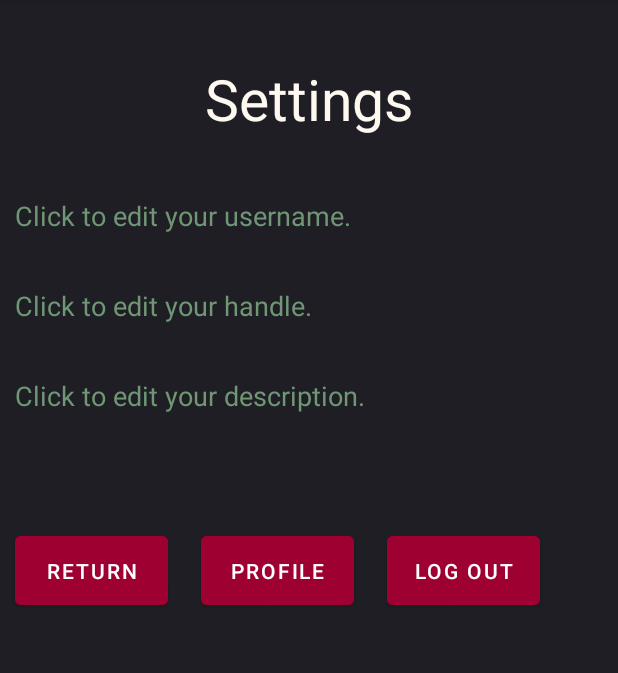
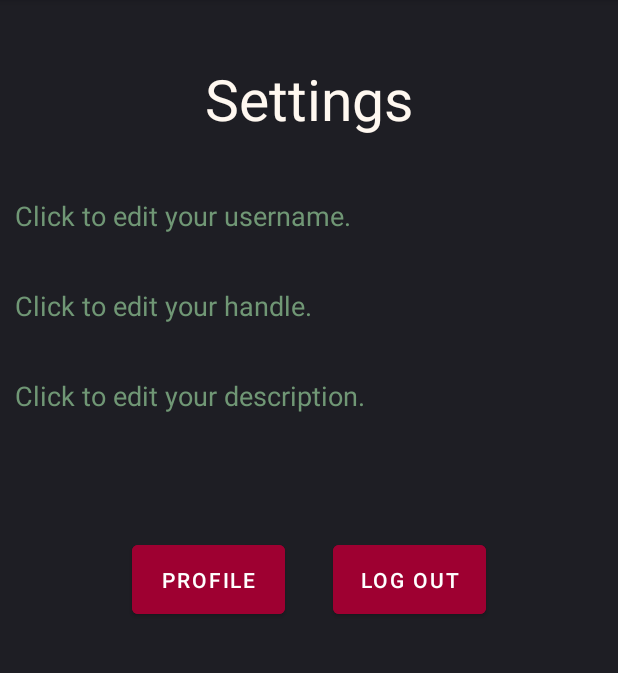
Before and after one commit to MingHaoC/COMP4200, an Android app: the SettingsActivity screen opened directly, with no data from a screen before it, on a phone screen of 412 x 824 dp, the part 84-757 px from its top. Run offline under Robolectric (Android 15) with nearby library versions, the phone set to English and light mode, and no system bars; our stand-ins replace Firebase (no records; nobody signed in at launch, a user with empty details on screens opened directly).

Commit message:
made some ui changes/fixes

```diff
--- a/app/src/main/java/com/example/comp4200/ProfileActivity.java
+++ b/app/src/main/java/com/example/comp4200/ProfileActivity.java
@@ -97,10 +97,6 @@ public class ProfileActivity extends AppCompatActivity {
                 followUser(currentUser.getUid(), userId);
 
         });
-
-        // Go to timeline from profile
-        returnButton = findViewById(R.id.profile_return);
-        returnButton.setOnClickListener(view -> startActivity(new Intent(view.getContext(), TimelineActivity.class)));
 
         postedTweetsButton = findViewById(R.id.profile_postedTweets);
         postedTweetsButton.setOnClickListener(new View.OnClickListener() {  //TODO: doesn't distinguish between liked/posted tweets yet
--- a/app/src/main/java/com/example/comp4200/SettingsActivity.java
+++ b/app/src/main/java/com/example/comp4200/SettingsActivity.java
@@ -29,7 +29,6 @@ public class SettingsActivity extends AppCompatActivity {
     EditText handleText;
     EditText descriptionText;
     Button logoutButton;
-    Button returnButton;
     Button profileButton;
     private User currentUser;
     Button usernameSubmit;
@@ -64,10 +63,6 @@ public class SettingsActivity extends AppCompatActivity {
         });
 
         logoutButton.setOnClickListener(view -> new AuthenticationServiceImpl().logout(getApplicationContext()));
-
-        // Return to timeline from settings menu
-        returnButton = findViewById(R.id.settings_return);
-        returnButton.setOnClickListener(view -> startActivity(new Intent(view.getContext(), TimelineActivity.class)));
 
         // Go to your own profile from the settings menu
         profileButton = findViewById(R.id.settings_profile);
--- a/app/src/main/res/layout/activity_settings.xml
+++ b/app/src/main/res/layout/activity_settings.xml
@@ -5,7 +5,8 @@
     android:layout_width="match_parent"
     android:layout_height="match_parent"
     android:background="#1E1E24"
-    tools:context=".SettingsActivity">
+    tools:context=".SettingsActivity"
+    tools:layout_editor_absoluteY="81dp">
 
     <TextView
         android:id="@+id/textView2"
@@ -127,12 +128,12 @@
 
             <EditText
                 android:id="@+id/edit_name"
-                android:layout_width="wrap_content"
-                android:layout_height="match_parent"
+                android:layout_width="match_parent"
+                android:layout_height="wrap_content"
                 android:backgroundTint="#726DA8"
                 android:hint="Your new username..."
                 android:inputType="textPersonName"
-                android:textAlignment="center"
+                android:textAlignment="gravity"
                 android:textColor="#FFF8F0"
                 android:textColorHint="#709775" />
 
@@ -143,22 +144,12 @@
         android:id="@+id/logout_button"
         android:layout_width="102dp"
         android:layout_height="58dp"
-        android:layout_marginTop="50dp"
+        android:layout_marginTop="56dp"
+        android:layout_marginEnd="88dp"
         android:backgroundTint="#9E0031"
         android:text="Log out"
-        app:layout_constraintEnd_toEndOf="@id/edit_description_submit"
-        app:layout_constraintTop_toBottomOf="@+id/description_switcher" />
-
-    <Button
-        android:id="@+id/settings_return"
-        android:layout_width="102dp"
-        android:layout_height="58dp"
-        android:layout_marginStart="10dp"
-        android:layout_marginTop="50dp"
-        android:backgroundTint="#9E0031"
-        android:text="Return"
-        app:layout_constraintStart_toStartOf="parent"
-        app:layout_constraintTop_toBottomOf="@+id/description_switcher" />
+        app:layout_constraintEnd_toEndOf="parent"
+        app:layout_constraintTop_toBottomOf="@+id/edit_description_submit" />
 
     <Button
         android:id="@+id/edit_name_submit"
@@ -167,7 +158,7 @@
         android:layout_marginStart="10dp"
         android:backgroundTint="#9E0031"
         android:onClick="submitEditUser"
-        android:text="@string/submit"
+        android:text="@string/save"
         android:visibility="invisible"
         app:layout_constraintBottom_toBottomOf="@id/name_switcher"
         app:layout_constraintStart_toEndOf="@+id/name_switcher" />
@@ -179,7 +170,7 @@
         android:layout_marginStart="10dp"
         android:backgroundTint="#9E0031"
         android:onClick="submitEditUser"
-        android:text="@string/submit"
+        android:text="@string/save"
         android:visibility="invisible"
         app:layout_constraintBottom_toBottomOf="@id/handle_switcher"
         app:layout_constraintStart_toEndOf="@+id/handle_switcher" />
@@ -191,7 +182,7 @@
         android:layout_marginStart="10dp"
         android:backgroundTint="#9E0031"
         android:onClick="submitEditUser"
-        android:text="@string/submit"
+        android:text="@string/save"
         android:visibility="invisible"
         app:layout_constraintBottom_toBottomOf="@id/description_switcher"
         app:layout_constraintStart_toEndOf="@+id/description_switcher" />
@@ -200,12 +191,10 @@
         android:id="@+id/settings_profile"
         android:layout_width="102dp"
         android:layout_height="58dp"
-        android:layout_marginStart="21dp"
-        android:layout_marginTop="50dp"
-        android:layout_marginEnd="21dp"
+        android:layout_marginStart="88dp"
+        android:layout_marginTop="56dp"
         android:backgroundTint="#9E0031"
         android:text="Profile"
-        app:layout_constraintEnd_toStartOf="@+id/logout_button"
-        app:layout_constraintStart_toEndOf="@+id/settings_return"
+        app:layout_constraintStart_toStartOf="parent"
         app:layout_constraintTop_toBottomOf="@+id/description_switcher" />
 </androidx.constraintlayout.widget.ConstraintLayout>
--- a/app/src/main/res/layout/compose_tweet.xml
+++ b/app/src/main/res/layout/compose_tweet.xml
@@ -35,6 +35,7 @@
         android:background="@android:color/transparent"
         android:ems="10"
         android:fontFamily="sans-serif"
+        android:gravity="top|left"
         android:hint="@string/what_s_happening"
         android:importantForAutofill="no"
         android:inputType="textMultiLine"
--- a/app/src/main/res/values/strings.xml
+++ b/app/src/main/res/values/strings.xml
@@ -6,6 +6,7 @@
     <string name="placeholder_description">This is some placeholder text for the description of a post that the user gives when posting.</string>
     <string name="what_s_happening">\t\t\t\t\t\t\t\t\t\t\t\t\t\tWhat\'s happening?</string>
     <string name="submit">Submit</string>
+    <string name="save">Save</string>
     <string name="error_text_placeholder">ERROR TEXT PLACEHOLDER</string>
     <string name="please_sign_in">Please sign in.</string>
     <string name="password">Password</string>
```
Also changed, not shown: app/src/main/AndroidManifest.xml (+12 -2 lines), app/src/main/res/layout/activity_profile.xml (+1 -15 lines).
